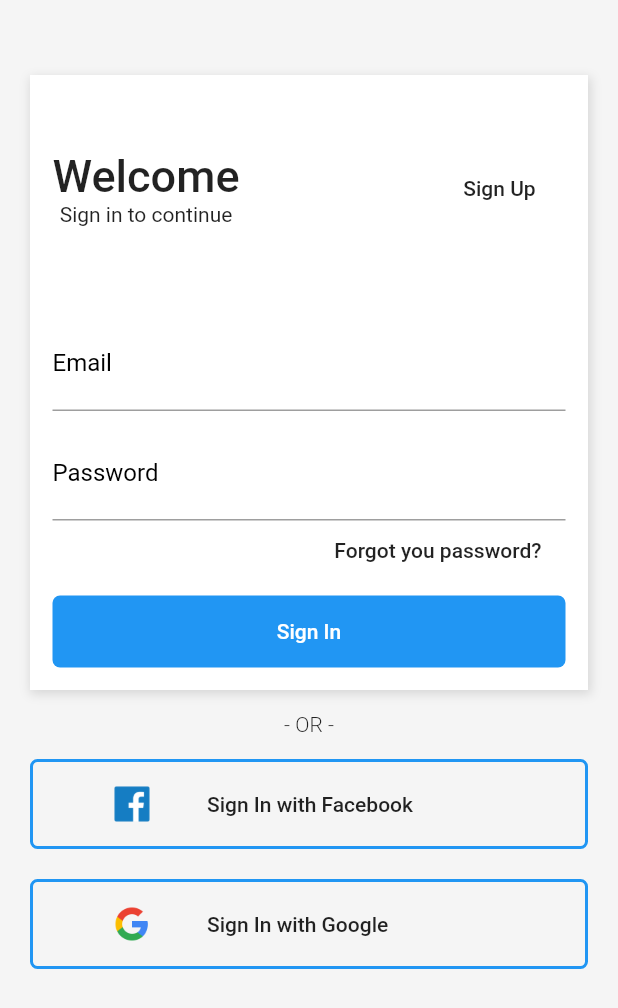
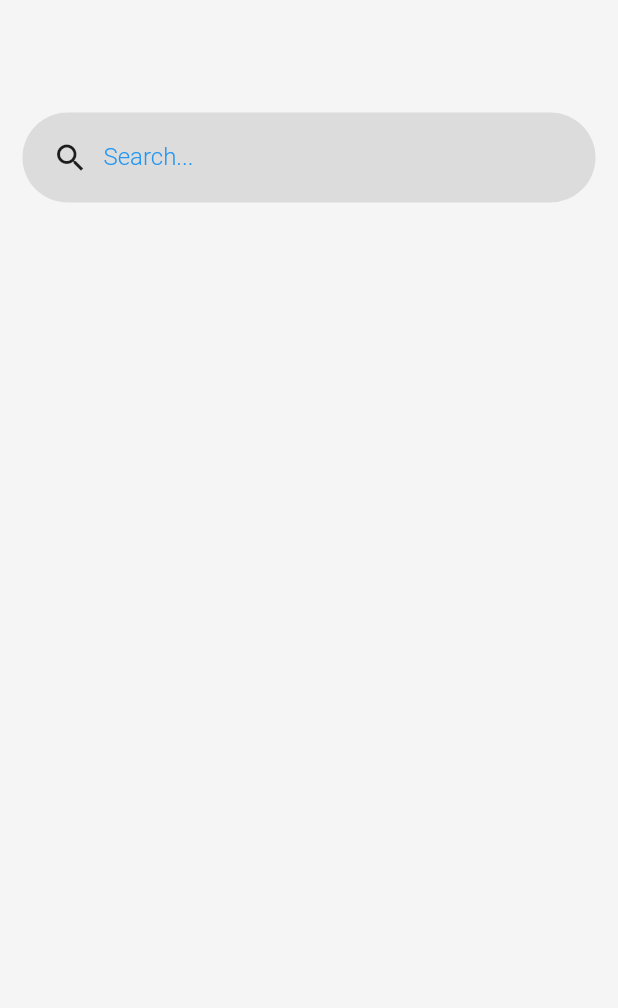
Before and after one commit to cesarbassani/Flutter_layouts, a Flutter app: the screen it shows after launch, after a tap on "Sign In", on a phone screen of 412 x 824 dp. Shown: the top 1008 px of the screen. Run offline on Flutter 3.47's test engine with Material 2 defaults, Android fonts, the phone set to English and light mode, and no system bars.

Commit message:
SearchBox

```diff
--- /dev/null
+++ b/lib/pages/home.page.dart
@@ -0,0 +1,62 @@
+import 'package:flutter/material.dart';
+
+class HomePage extends StatelessWidget {
+  @override
+  Widget build(BuildContext context) {
+    return Scaffold(
+      body: Container(
+        padding: EdgeInsets.all(15),
+        color: Color(0xFFF5F5F5),
+        child: Column(
+          crossAxisAlignment: CrossAxisAlignment.stretch,
+          children: <Widget>[
+            SizedBox(
+              height: 60,
+            ),
+            search(),
+          ],
+        ),
+      ),
+    );
+  }
+}
+
+Widget search() {
+  return Container(
+    height: 60,
+    padding: EdgeInsets.only(
+      left: 20,
+    ),
+    decoration: BoxDecoration(
+      color: Colors.black.withOpacity(0.1),
+      borderRadius: BorderRadius.all(
+        Radius.circular(128),
+      ),
+    ),
+    child: Row(
+      children: <Widget>[
+        Icon(Icons.search),
+        Container(
+          width: 300,
+          padding: EdgeInsets.only(left: 10),
+          child: TextFormField(
+            keyboardType: TextInputType.text,
+            decoration: InputDecoration(
+              border: InputBorder.none,
+              labelText: "Search...",
+              labelStyle: TextStyle(
+                color: Colors.blue,
+                fontWeight: FontWeight.w300,
+                fontSize: 16,
+              ),
+            ),
+            style: TextStyle(
+              fontSize: 20,
+              color: Colors.blue,
+            ),
+          ),
+        ),
+      ],
+    ),
+  );
+}
--- a/lib/pages/login.page.dart
+++ b/lib/pages/login.page.dart
@@ -1,4 +1,5 @@
 import 'package:flutter/material.dart';
+import 'package:shopping/pages/home.page.dart';
 import 'package:shopping/pages/signup.page.dart';
 
 class LoginPage extends StatelessWidget {
@@ -125,9 +126,16 @@ class LoginPage extends StatelessWidget {
                               color: Colors.white,
                             ),
                           ),
-                          onPressed: () {},
+                          onPressed: () {
+                            Navigator.push(
+                              context,
+                              MaterialPageRoute(
+                                builder: (context) => HomePage(),
+                              ),
+                            );
+                          },
                         ),
-                      )
+                      ),
                     ],
                   ),
                 ),
```
